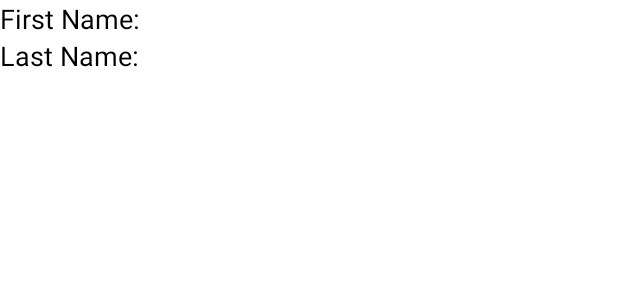
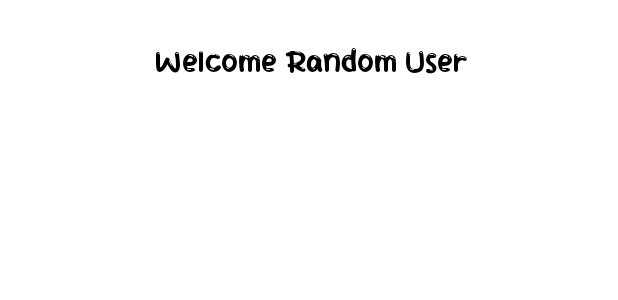
Before and after one commit to saykhar7/ClassRank, an Android app: the layout fragment_home.xml on its own in the app's theme, with its tools: preview values and no code run, on a phone screen of 412 x 824 dp. Shown: the top 300 px of the screen. Run offline under Robolectric (Android 15) with nearby library versions, the phone set to English and light mode, and no system bars.

Commit message:
small ui change

```diff
--- a/app/src/main/java/com/miniboss/classrank/fragments/HomeFragment.java
+++ b/app/src/main/java/com/miniboss/classrank/fragments/HomeFragment.java
@@ -26,16 +26,14 @@ public class HomeFragment extends Fragment {
     public View onCreateView(@NonNull LayoutInflater inflater, @Nullable ViewGroup container, @Nullable Bundle savedInstanceState) {
         View view = inflater.inflate(R.layout.fragment_home, container, false);
         firstNameText = view.findViewById(R.id.firstNameText);
-        lastNameText = view.findViewById(R.id.lastNameText);
+      //  lastNameText = view.findViewById(R.id.lastNameText);
         return view;
     }
 
     public void updateNames(String firstName, String lastName) {
         if (firstNameText != null) {
-            firstNameText.setText(firstName);
+            firstNameText.setText("Welcome " + firstName+ " "+ lastName);
         }
-        if (lastNameText != null) {
-            lastNameText.setText(lastName);
-        }
+
     }
 }
--- a/app/src/main/res/layout/fragment_home.xml
+++ b/app/src/main/res/layout/fragment_home.xml
@@ -9,20 +9,16 @@
         android:id="@+id/firstNameText"
         android:layout_width="wrap_content"
         android:layout_height="wrap_content"
-        android:text="First Name: "
+        android:layout_marginLeft="200dp"
+        android:layout_marginTop="32dp"
+        android:layout_marginEnd="100dp"
+        android:fontFamily="@font/boba"
+        android:text="Welcome Random User"
         android:textColor="#000000"
+        android:textSize="18sp"
+        app:layout_constraintEnd_toEndOf="parent"
         app:layout_constraintLeft_toLeftOf="parent"
-        app:layout_constraintTop_toTopOf="parent"
-        android:textSize="18sp" />
+        app:layout_constraintTop_toTopOf="parent" />
 
-    <TextView
-        android:id="@+id/lastNameText"
-        android:layout_width="wrap_content"
-        android:layout_height="wrap_content"
-        android:text="Last Name: "
-        android:textColor="#000000"
-        app:layout_constraintLeft_toLeftOf="parent"
-        app:layout_constraintTop_toBottomOf="@+id/firstNameText"
-        android:textSize="18sp" />
 
 </androidx.constraintlayout.widget.ConstraintLayout>
```
Also changed, not shown: app/src/main/res/font/boba.ttf (added).
